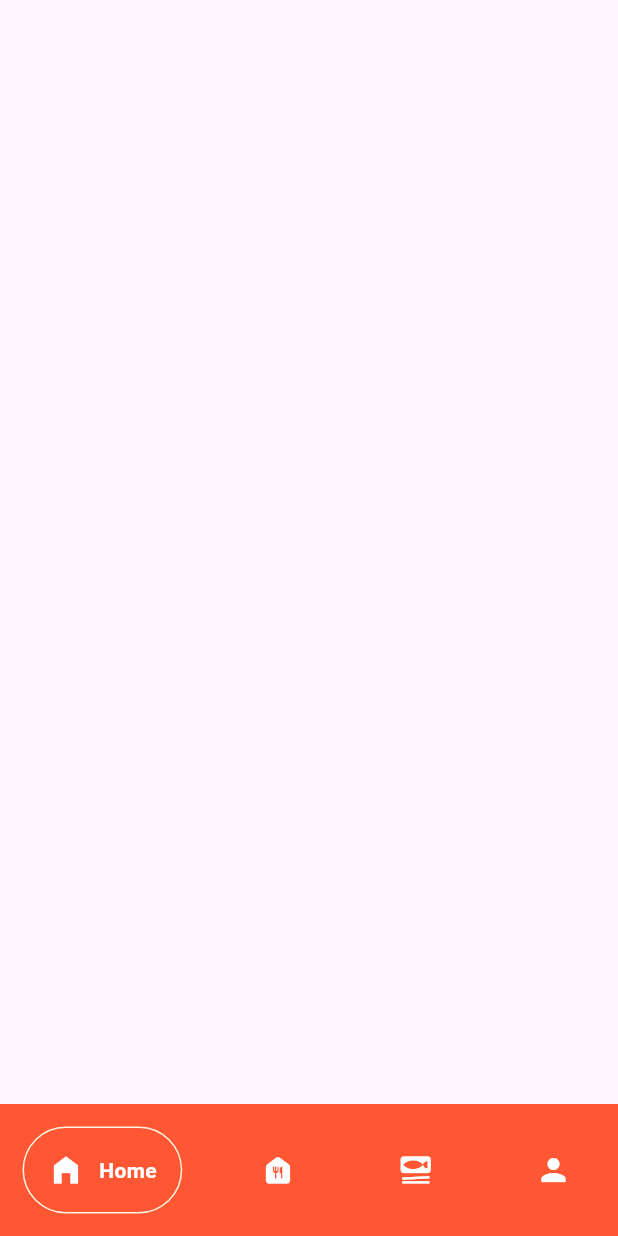
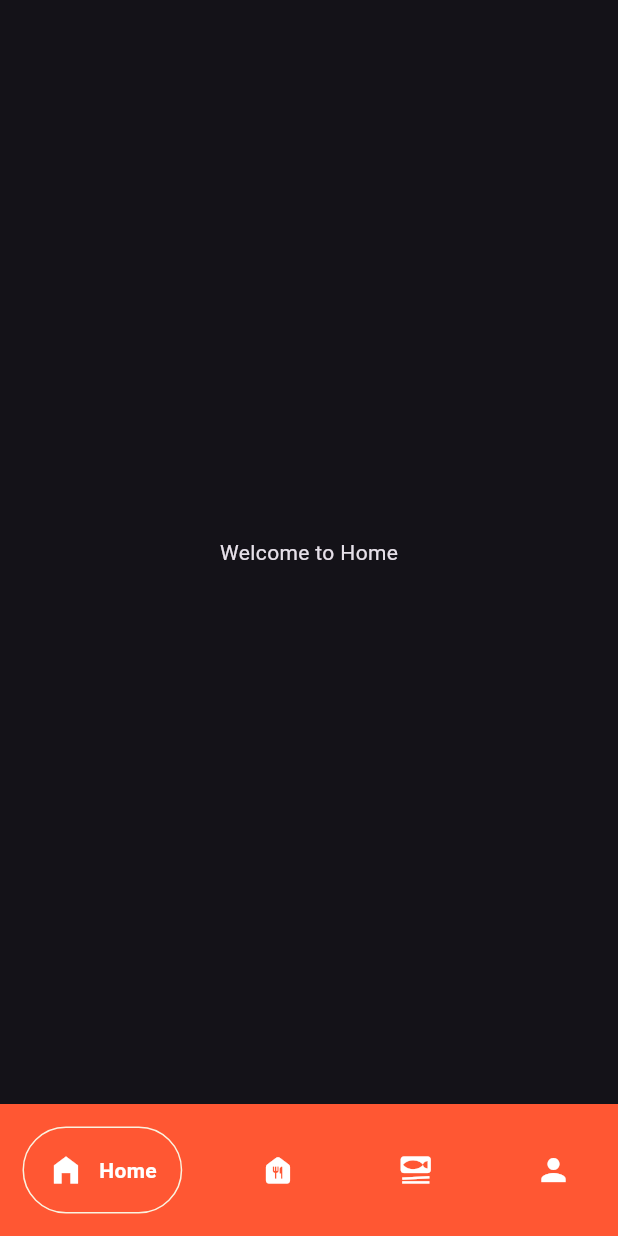
Before and after one commit to VladConstantinescu02/Diploma_Project, a Flutter app: the screen it shows after launch, on a phone screen of 412 x 824 dp. Run offline on Flutter 3.47's test engine with Material 3 defaults, Android fonts, the phone set to English and light mode, and no system bars; drawn by our look-alikes of google_nav_bar; our stand-ins replace flutter_riverpod, go_router.

Commit message:
Added navigation functionality

```diff
--- /dev/null
+++ b/lib/config/features/home/screens/home_page.dart
@@ -0,0 +1 @@
+// TODO Implement this library.
--- /dev/null
+++ b/lib/config/routing/router_configuration.dart
@@ -0,0 +1,57 @@
+import 'package:flutter/material.dart';
+import 'package:flutter_riverpod/flutter_riverpod.dart';
+import 'package:go_router/go_router.dart';
+
+import '../../features/fridge/screens/fridge_screen.dart';
+import '../../features/homepage/screens/homepage.dart';
+import '../../features/homepage/widgets/navigationbar.dart';
+import '../../features/meals/screens/meals_screen.dart';
+import '../../features/profile/profile_screen.dart';
+
+// your GNav layout widget
+
+final routerProvider = Provider<GoRouter>((ref) {
+  return GoRouter(
+    initialLocation: '/home',
+    routes: [
+      StatefulShellRoute.indexedStack(
+        builder: (context, state, navigationShell) {
+          return Scaffold(
+            body: navigationShell,
+            bottomNavigationBar: Navigation(navigationShell: navigationShell),
+          );
+        },
+        branches: [
+          StatefulShellBranch(routes: [
+            GoRoute(
+              path: '/home',
+              name: 'Home',
+              builder: (context, state) => const HomePage(),
+            ),
+          ]),
+          StatefulShellBranch(routes: [
+            GoRoute(
+              path: '/fridge',
+              name: 'Fridge',
+              builder: (context, state) => const FridgeScreen(),
+            ),
+          ]),
+          StatefulShellBranch(routes: [
+            GoRoute(
+              path: '/meals',
+              name: 'Meals',
+              builder: (context, state) => const MealsScreen(),
+            ),
+          ]),
+          StatefulShellBranch(routes: [
+            GoRoute(
+              path: '/profile',
+              name: 'Profile',
+              builder: (context, state) => const ProfileScreen(),
+            ),
+          ]),
+        ],
+      ),
+    ],
+  );
+});
--- a/lib/features/homepage/screens/homepage.dart
+++ b/lib/features/homepage/screens/homepage.dart
@@ -1,57 +1,12 @@
 import 'package:flutter/material.dart';
-import 'package:google_nav_bar/google_nav_bar.dart';
 
-class HomePage extends StatefulWidget {
-  const HomePage({Key? key}) : super(key: key);
+class HomePage extends StatelessWidget {
+  const HomePage({super.key});
 
   @override
-  State<HomePage> createState() => _HomePageState();
-}
-
-class _HomePageState extends State<HomePage> {
-  @override
   Widget build(BuildContext context) {
-    return Scaffold(
-      bottomNavigationBar:
-        Container(
-          color: Color(0xFFFF5733),
-          child: Padding(
-            padding: const EdgeInsets.symmetric(
-                horizontal: 15.0,
-                vertical: 15
-            ),
-            child: GNav(
-              backgroundColor: Color(0xFFFF5733),
-              color: Colors.white,
-              activeColor: Colors.white,
-              tabActiveBorder: Border.all(color: Color(0xFFFAF3E0)),
-              padding: EdgeInsets.all(16),
-              gap: 10,
-              onTabChange: (index)  {
-                print(index);
-              },
-                tabs: [
-                  GButton(
-                      icon: Icons.home_filled,
-                      text: 'Home',
-                  ),
-                  GButton(
-                      icon: Icons.food_bank_rounded,
-                      text: 'Fridge',
-
-                  ),
-                  GButton(
-                      icon: Icons.set_meal,
-                      text: 'Meals',
-                  ),
-                  GButton(
-                      icon: Icons.person,
-                      text: 'Profile',
-                  ),
-                ]
-            ),
-          ),
-        ),
+    return const Center(
+      child: Text("Welcome to Home"),
     );
   }
 }
--- a/lib/features/homepage/widgets/navigationbar.dart
+++ b/lib/features/homepage/widgets/navigationbar.dart
@@ -0,0 +1,36 @@
+import 'package:flutter/material.dart';
+import 'package:go_router/go_router.dart';
+import 'package:google_nav_bar/google_nav_bar.dart';
+
+class Navigation extends StatelessWidget {
+  final StatefulNavigationShell navigationShell;
+  const Navigation({super.key, required this.navigationShell});
+
+  @override
+  Widget build(BuildContext context) {
+    return Container(
+      color: const Color(0xFFFF5733),
+      child: Padding(
+        padding: const EdgeInsets.symmetric(horizontal: 15.0, vertical: 15),
+        child: GNav(
+          selectedIndex: navigationShell.currentIndex,
+          onTabChange: (index) {
+            navigationShell.goBranch(index);
+          },
+          backgroundColor: const Color(0xFFFF5733),
+          color: Colors.white,
+          activeColor: Colors.white,
+          tabActiveBorder: Border.all(color: const Color(0xFFFAF3E0)),
+          padding: const EdgeInsets.all(16),
+          gap: 10,
+          tabs: const [
+            GButton(icon: Icons.home_filled, text: 'Home'),
+            GButton(icon: Icons.food_bank_rounded, text: 'Fridge'),
+            GButton(icon: Icons.set_meal, text: 'Meals'),
+            GButton(icon: Icons.person, text: 'Profile'),
+          ],
+        ),
+      ),
+    );
+  }
+}
--- a/lib/main.dart
+++ b/lib/main.dart
@@ -1,19 +1,27 @@
 import 'package:flutter/material.dart';
-import 'features/homepage/screens/homepage.dart';
+import 'package:flutter_riverpod/flutter_riverpod.dart';
+import 'config/routing/router_configuration.dart';
+
 
 void main() {
-  runApp(const MyApp());
+  runApp(
+    const ProviderScope(
+      child: MyApp(),
+    ),
+  );
 }
 
-class MyApp extends StatelessWidget {
+class MyApp extends ConsumerWidget {
   const MyApp({super.key});
 
-  // This widget is the root of your application.
   @override
-  Widget build(BuildContext context) {
-    return MaterialApp(
-      debugShowCheckedModeBanner: false,
-      home: HomePage(),
+  Widget build(BuildContext context, WidgetRef ref) {
+    final router = ref.watch(routerProvider);
+
+    return MaterialApp.router(
+      routerConfig: router,
+      title: 'App',
+      theme: ThemeData.dark(), // or light
     );
   }
 }
--- /dev/null
+++ b/lib/models/navigation_item_prototype.dart
@@ -0,0 +1,15 @@
+import 'package:flutter/cupertino.dart';
+
+//Class whose purpose is to define a set of parameters for a list of navigation items
+class NavigationItem {
+  final IconData icon;
+  final String label;
+  final String route;
+
+  //parameters that must appear for every item of the list
+  const NavigationItem({
+    required this.icon,
+    required this.label,
+    required this.route
+  });
+}
```
Also changed, not shown: lib/config/navigation/navigation_items_list.dart (renamed from lib/config/navigation/nav_items.dart, +3 -4 lines).
